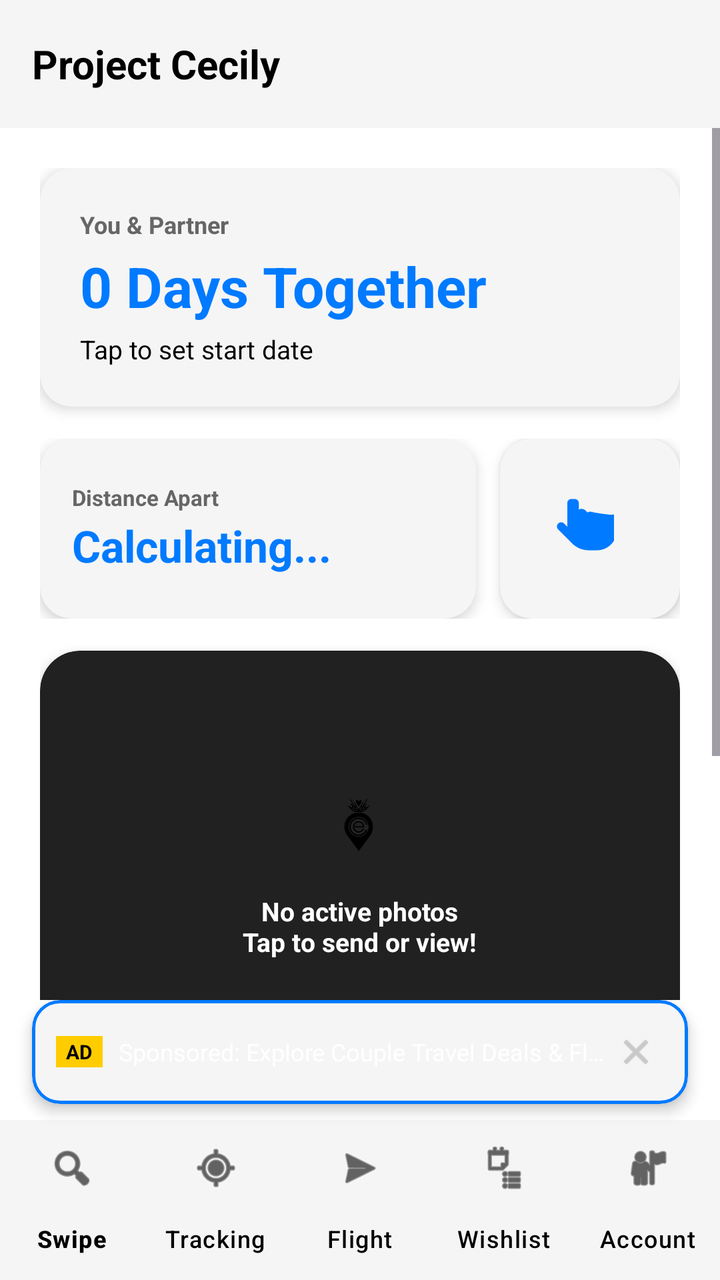
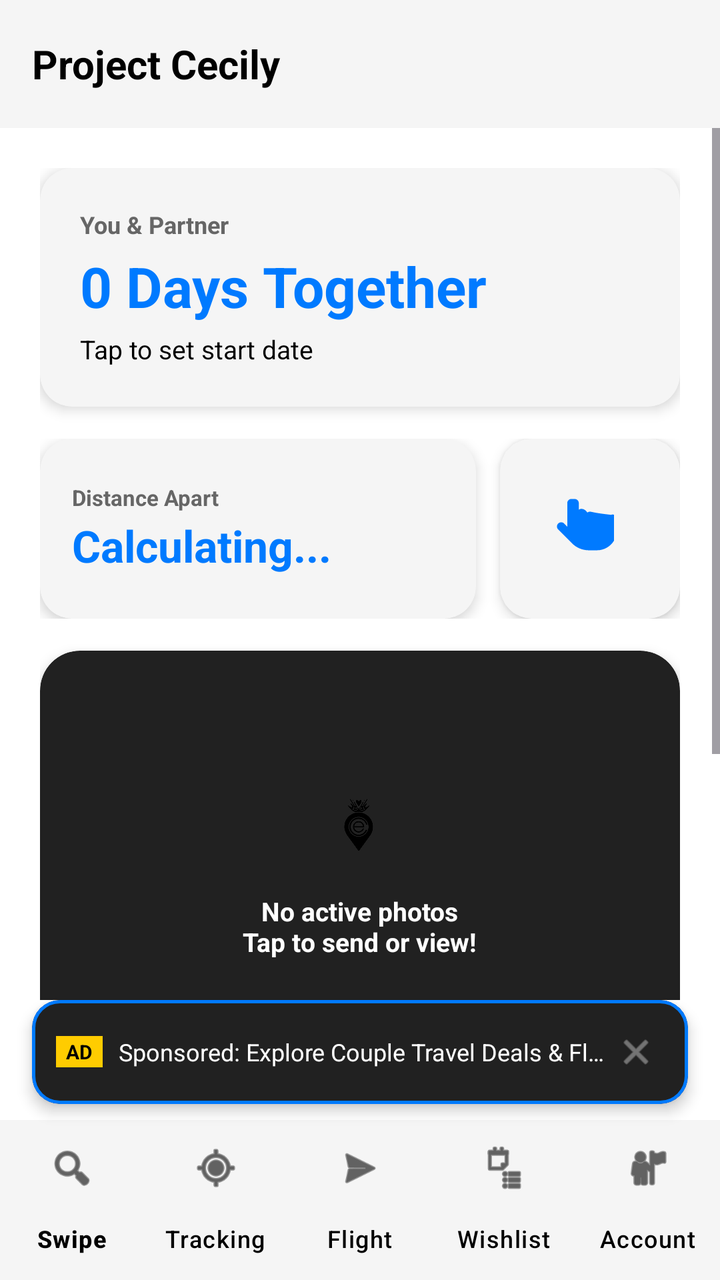

Compare the two renders of this Android layout. The source of the first and the diff that turns it into the second are given below.
<!-- AndroidManifest.xml: application theme Theme.ProjectCecily -->
<!-- res/layout/activity_main.xml -->
<?xml version="1.0" encoding="utf-8"?>
<androidx.constraintlayout.widget.ConstraintLayout xmlns:android="http://schemas.android.com/apk/res/android"
    xmlns:app="http://schemas.android.com/apk/res-auto"
    android:layout_width="match_parent"
    android:layout_height="match_parent"
    android:background="@color/app_background">

    
    <com.google.android.material.appbar.AppBarLayout
        android:id="@+id/appBarLayout"
        android:layout_width="match_parent"
        android:layout_height="wrap_content"
        android:fitsSystemWindows="true"
        app:elevation="4dp"
        app:layout_constraintEnd_toEndOf="parent"
        app:layout_constraintStart_toStartOf="parent"
        app:layout_constraintTop_toTopOf="parent">

        <com.google.android.material.appbar.MaterialToolbar
            android:id="@+id/toolbar"
            android:layout_width="match_parent"
            android:layout_height="?attr/actionBarSize"
            android:background="@color/card_background">

            <RelativeLayout
                android:layout_width="match_parent"
                android:layout_height="match_parent">

                <TextView
                    android:id="@+id/tvToolbarTitle"
                    android:layout_width="wrap_content"
                    android:layout_height="wrap_content"
                    android:layout_centerVertical="true"
                    android:text="Project Cecily"
                    android:textColor="@color/text_primary"
                    android:textSize="20sp"
                    android:textStyle="bold" />
            </RelativeLayout>
        </com.google.android.material.appbar.MaterialToolbar>
    </com.google.android.material.appbar.AppBarLayout>

    <ScrollView
        android:id="@+id/main_scroll"
        android:layout_width="0dp"
        android:layout_height="0dp"
        app:layout_constraintBottom_toTopOf="@id/cardBannerAd"
        app:layout_constraintEnd_toEndOf="parent"
        app:layout_constraintStart_toStartOf="parent"
        app:layout_constraintTop_toBottomOf="@id/appBarLayout">

        <LinearLayout
            android:layout_width="match_parent"
            android:layout_height="wrap_content"
            android:orientation="vertical"
            android:padding="20dp">

            
            <com.google.android.material.card.MaterialCardView
                android:id="@+id/cardUnpairedHero"
                android:layout_width="match_parent"
                android:layout_height="wrap_content"
                android:layout_marginBottom="16dp"
                android:visibility="gone"
                app:cardBackgroundColor="@color/card_background"
                app:cardCornerRadius="16dp"
                app:cardElevation="4dp"
                app:strokeColor="@color/nav_selected"
                app:strokeWidth="1.5dp">

                <LinearLayout
                    android:layout_width="match_parent"
                    android:layout_height="wrap_content"
                    android:orientation="vertical"
                    android:padding="20dp">

                    <TextView
                        android:layout_width="wrap_content"
                        android:layout_height="wrap_content"
                        android:text="Pairing Required"
                        android:textColor="@color/nav_selected"
                        android:textSize="12sp"
                        android:textStyle="bold" />

                    <TextView
                        android:id="@+id/tvHeroPairCode"
                        android:layout_width="wrap_content"
                        android:layout_height="wrap_content"
                        android:layout_marginTop="4dp"
                        android:text="Your Code: ------"
                        android:textColor="@color/text_primary"
                        android:textSize="22sp"
                        android:textStyle="bold" />

                    <TextView
                        android:layout_width="wrap_content"
                        android:layout_height="wrap_content"
                        android:layout_marginTop="4dp"
                        android:text="Share this 6-digit code with your partner in Account Settings to sync location, flights, and wishlists!"
                        android:textColor="@color/text_secondary"
                        android:textSize="12sp" />
                </LinearLayout>
            </com.google.android.material.card.MaterialCardView>

            
            <com.google.android.material.card.MaterialCardView
                android:id="@+id/cardTogetherDays"
                android:layout_width="match_parent"
                android:layout_height="wrap_content"
                android:layout_marginBottom="16dp"
                app:cardBackgroundColor="@color/card_background"
                app:cardCornerRadius="16dp"
                app:cardElevation="4dp"
                app:strokeWidth="0dp">

                <LinearLayout
                    android:layout_width="match_parent"
                    android:layout_height="wrap_content"
                    android:orientation="vertical"
                    android:padding="20dp">

                    <TextView
                        android:id="@+id/tvCoupleNames"
                        android:layout_width="wrap_content"
                        android:layout_height="wrap_content"
                        android:text="You &amp; Partner"
                        android:textColor="@color/text_secondary"
                        android:textSize="12sp"
                        android:textStyle="bold" />

                    <TextView
                        android:id="@+id/tvTogetherDays"
                        android:layout_width="wrap_content"
                        android:layout_height="wrap_content"
                        android:layout_marginTop="4dp"
                        android:text="0 Days Together"
                        android:textColor="@color/nav_selected"
                        android:textSize="28sp"
                        android:textStyle="bold" />

                    <TextView
                        android:id="@+id/tvAnniversaryDate"
                        android:layout_width="wrap_content"
                        android:layout_height="wrap_content"
                        android:layout_marginTop="4dp"
                        android:text="Tap to set start date"
                        android:textColor="@color/text_primary"
                        android:textSize="13sp" />
                </LinearLayout>
            </com.google.android.material.card.MaterialCardView>

            
            <LinearLayout
                android:layout_width="match_parent"
                android:layout_height="90dp"
                android:layout_marginBottom="16dp"
                android:baselineAligned="false"
                android:orientation="horizontal">

                
                <com.google.android.material.card.MaterialCardView
                    android:id="@+id/cardProximity"
                    android:layout_width="0dp"
                    android:layout_height="match_parent"
                    android:layout_marginEnd="6dp"
                    android:layout_weight="1"
                    app:cardBackgroundColor="@color/card_background"
                    app:cardCornerRadius="16dp"
                    app:cardElevation="4dp"
                    app:strokeWidth="0dp">

                    <LinearLayout
                        android:layout_width="match_parent"
                        android:layout_height="match_parent"
                        android:gravity="center_vertical"
                        android:orientation="vertical"
                        android:paddingHorizontal="16dp"
                        android:paddingVertical="10dp">

                        <TextView
                            android:layout_width="wrap_content"
                            android:layout_height="wrap_content"
                            android:text="Distance Apart"
                            android:textColor="@color/text_secondary"
                            android:textSize="11sp"
                            android:textStyle="bold" />

                        <TextView
                            android:id="@+id/tvLiveDistance"
                            android:layout_width="wrap_content"
                            android:layout_height="wrap_content"
                            android:layout_marginTop="2dp"
                            android:text="Calculating..."
                            android:textColor="@color/nav_selected"
                            android:textSize="22sp"
                            android:textStyle="bold" />

                        <TextView
                            android:id="@+id/tvPartnerTimeSummary"
                            android:layout_width="wrap_content"
                            android:layout_height="wrap_content"
                            android:layout_marginTop="2dp"
                            android:ellipsize="end"
                            android:maxLines="1"
                            android:textColor="@color/text_primary"
                            android:textSize="11sp"
                            android:visibility="gone" />
                    </LinearLayout>
                </com.google.android.material.card.MaterialCardView>

                
                <com.google.android.material.card.MaterialCardView
                    android:id="@+id/cardDashPoke"
                    android:layout_width="90dp"
                    android:layout_height="match_parent"
                    android:layout_marginStart="6dp"
                    android:clickable="true"
                    android:focusable="true"
                    app:cardBackgroundColor="@color/card_background"
                    app:cardCornerRadius="16dp"
                    app:cardElevation="4dp"
                    app:strokeWidth="0dp">

                    <FrameLayout
                        android:layout_width="match_parent"
                        android:layout_height="match_parent">

                        <ImageView
                            android:id="@+id/ivDashPokeIcon"
                            android:layout_width="52dp"
                            android:layout_height="52dp"
                            android:layout_gravity="center"
                            android:paddingLeft="4dp"
                            android:paddingTop="8dp"
                            android:paddingRight="14dp"
                            android:paddingBottom="8dp"
                            android:src="@drawable/ic_poke_hand"
                            app:tint="@color/nav_selected"
                            android:contentDescription="Poke Partner" />

                    </FrameLayout>
                </com.google.android.material.card.MaterialCardView>

            </LinearLayout>

            
            <com.google.android.material.card.MaterialCardView
                android:id="@+id/cardDashPhotoCycle"
                android:layout_width="match_parent"
                android:layout_height="220dp"
                android:layout_marginBottom="16dp"
                android:clickable="true"
                android:focusable="true"
                app:cardBackgroundColor="#212121"
                app:cardCornerRadius="20dp"
                app:cardElevation="4dp"
                app:strokeWidth="0dp">

                <FrameLayout
                    android:layout_width="match_parent"
                    android:layout_height="match_parent">

                    <androidx.viewpager2.widget.ViewPager2
                        android:id="@+id/viewPagerDashPhotos"
                        android:layout_width="match_parent"
                        android:layout_height="match_parent" />

                    
                    <LinearLayout
                        android:id="@+id/layoutDashPhotoFallback"
                        android:layout_width="match_parent"
                        android:layout_height="match_parent"
                        android:gravity="center"
                        android:orientation="vertical"
                        android:padding="16dp">

                        <ImageView
                            android:layout_width="48dp"
                            android:layout_height="48dp"
                            android:src="@drawable/ic_app_logo_mono_black"
                            android:contentDescription="App Logo" />

                        <TextView
                            android:id="@+id/tvDashPhotoFallbackText"
                            android:layout_width="wrap_content"
                            android:layout_height="wrap_content"
                            android:layout_marginTop="8dp"
                            android:gravity="center"
                            android:text="No active photos\nTap to send or view!"
                            android:textColor="#FFFFFF"
                            android:textSize="13sp"
                            android:textStyle="bold" />
                    </LinearLayout>

                </FrameLayout>
            </com.google.android.material.card.MaterialCardView>

            
            <LinearLayout
                android:layout_width="match_parent"
                android:layout_height="72dp"
                android:layout_marginBottom="16dp"
                android:baselineAligned="false"
                android:orientation="horizontal">

                
                <com.google.android.material.card.MaterialCardView
                    android:id="@+id/cardFlight"
                    android:layout_width="0dp"
                    android:layout_height="match_parent"
                    android:layout_marginEnd="6dp"
                    android:layout_weight="1"
                    app:cardBackgroundColor="@color/card_background"
                    app:cardCornerRadius="16dp"
                    app:cardElevation="4dp"
                    app:strokeWidth="0dp">

                    <LinearLayout
                        android:layout_width="match_parent"
                        android:layout_height="match_parent"
                        android:gravity="center_vertical"
                        android:orientation="vertical"
                        android:paddingHorizontal="14dp"
                        android:paddingVertical="8dp">

                        <TextView
                            android:layout_width="wrap_content"
                            android:layout_height="wrap_content"
                            android:text="✈️ Flight Tracker"
                            android:textColor="@color/text_secondary"
                            android:textSize="11sp"
                            android:textStyle="bold" />

                        <TextView
                            android:id="@+id/tvFlightSummary"
                            android:layout_width="wrap_content"
                            android:layout_height="wrap_content"
                            android:layout_marginTop="2dp"
                            android:ellipsize="end"
                            android:maxLines="1"
                            android:text="No flights added"
                            android:textColor="@color/text_primary"
                            android:textSize="13sp"
                            android:textStyle="bold" />
                    </LinearLayout>
                </com.google.android.material.card.MaterialCardView>

                
                <com.google.android.material.card.MaterialCardView
                    android:id="@+id/cardWishlist"
                    android:layout_width="0dp"
                    android:layout_height="match_parent"
                    android:layout_marginStart="6dp"
                    android:layout_weight="1"
                    app:cardBackgroundColor="@color/card_background"
                    app:cardCornerRadius="16dp"
                    app:cardElevation="4dp"
                    app:strokeWidth="0dp">

                    <LinearLayout
                        android:layout_width="match_parent"
                        android:layout_height="match_parent"
                        android:gravity="center_vertical"
                        android:orientation="vertical"
                        android:paddingHorizontal="14dp"
                        android:paddingVertical="8dp">

                        <TextView
                            android:layout_width="wrap_content"
                            android:layout_height="wrap_content"
                            android:text="🎁 Wishlist"
                            android:textColor="@color/text_secondary"
                            android:textSize="11sp"
                            android:textStyle="bold" />

                        <TextView
                            android:id="@+id/tvWishlistSummary"
                            android:layout_width="wrap_content"
                            android:layout_height="wrap_content"
                            android:layout_marginTop="2dp"
                            android:ellipsize="end"
                            android:maxLines="1"
                            android:text="No items yet"
                            android:textColor="@color/text_primary"
                            android:textSize="13sp"
                            android:textStyle="bold" />
                    </LinearLayout>
                </com.google.android.material.card.MaterialCardView>

            </LinearLayout>

        </LinearLayout>
    </ScrollView>

    
    <com.google.android.material.card.MaterialCardView
        android:id="@+id/cardBannerAd"
        android:layout_width="match_parent"
        android:layout_height="52dp"
        android:layout_marginHorizontal="16dp"
        android:layout_marginBottom="8dp"
        app:cardBackgroundColor="@color/card_background"
        app:cardCornerRadius="14dp"
        app:cardElevation="4dp"
        app:strokeColor="@color/nav_selected"
        app:strokeWidth="1.5dp"
        app:layout_constraintBottom_toTopOf="@id/bottom_navigation"
        app:layout_constraintEnd_toEndOf="parent"
        app:layout_constraintStart_toStartOf="parent">

        <LinearLayout
            android:layout_width="match_parent"
            android:layout_height="match_parent"
            android:gravity="center_vertical"
            android:orientation="horizontal"
            android:paddingHorizontal="12dp">

            <TextView
                android:layout_width="wrap_content"
                android:layout_height="wrap_content"
                android:background="#FFCC00"
                android:paddingHorizontal="5dp"
                android:paddingVertical="1dp"
                android:text="AD"
                android:textColor="#000000"
                android:textSize="10sp"
                android:textStyle="bold" />

            <TextView
                android:id="@+id/tvAdBannerText"
                android:layout_width="0dp"
                android:layout_height="wrap_content"
                android:layout_marginStart="8dp"
                android:layout_weight="1"
                android:ellipsize="end"
                android:singleLine="true"
                android:text="Sponsored: Explore Couple Travel Deals &amp; Flights ✈️"
                android:textColor="#FFFFFF"
                android:textSize="12sp" />

            <ImageView
                android:id="@+id/btnDismissAd"
                android:layout_width="28dp"
                android:layout_height="28dp"
                android:background="?attr/selectableItemBackgroundBorderless"
                android:clickable="true"
                android:contentDescription="Close Ad"
                android:focusable="true"
                android:padding="4dp"
                android:src="@android:drawable/ic_menu_close_clear_cancel"
                app:tint="#AAAAAA" />
        </LinearLayout>
    </com.google.android.material.card.MaterialCardView>

    
    <com.google.android.material.bottomnavigation.BottomNavigationView
        android:id="@+id/bottom_navigation"
        android:layout_width="match_parent"
        android:layout_height="wrap_content"
        android:background="@color/card_background"
        app:itemActiveIndicatorStyle="@null"
        app:itemIconTint="@color/nav_item_color"
        app:itemTextColor="@color/nav_item_color"
        app:labelVisibilityMode="labeled"
        app:layout_constraintBottom_toBottomOf="parent"
        app:menu="@menu/bottom_nav_menu" />

</androidx.constraintlayout.widget.ConstraintLayout>
<!-- resources referenced by this layout -->
<resources>
  <color name="app_background">#FFFFFF</color>
  <color name="card_background">#F5F5F5</color>
  <color name="nav_selected">#007AFF</color>
  <color name="text_primary">#000000</color>
  <color name="text_secondary">#666666</color>
  <!-- drawable ic_app_logo_mono_black: png bitmap (drawable, 12576 bytes) -->
  <!-- drawable ic_poke_hand (drawable) -->
  <?xml version="1.0" encoding="utf-8"?>
  <vector xmlns:android="http://schemas.android.com/apk/res/android"
      android:width="48dp"
      android:height="48dp"
      android:viewportWidth="24"
      android:viewportHeight="24">
      <path
          android:fillColor="#25D366"
          android:pathData="M9,1.5c-0.83,0 -1.5,0.67 -1.5,1.5v8.27l-1.09,-1.09c-0.58,-0.58 -1.52,-0.58 -2.1,0c-0.59,0.59 -0.59,1.54 0,2.12l4.89,4.89c1.56,1.56 3.68,2.44 5.89,2.44h2.91c3.87,0 7,-3.13 7,-7V8.5c0,-0.83 -0.67,-1.5 -1.5,-1.5c-0.19,0 -0.37,0.04 -0.53,0.11C16.82,6.44 16.19,6 15.5,6c-0.34,0 -0.65,0.11 -0.91,0.31C14.12,5.52 13.36,5 12.5,5c-0.34,0 -0.66,0.11 -0.92,0.31V3c0,-0.83 -0.67,-1.5 -1.58,-1.5z" />
  </vector>
  <style name="Theme.ProjectCecily" parent="Base.Theme.ProjectCecily" />
  <style name="Base.Theme.ProjectCecily" parent="Theme.Material3.DayNight.NoActionBar">
          
          <item name="colorPrimary">@color/nav_selected</item>
          <item name="windowActionBar">false</item>
          <item name="windowNoTitle">true</item>
  
          
          <item name="colorOnSecondaryContainer">@color/nav_selected</item>
      </style>
</resources>

<!-- the commit's change to res/layout/activity_main.xml (unified diff, before → after) -->
@@ -297,21 +297,24 @@
             
             <LinearLayout
                 android:layout_width="match_parent"
-                android:layout_height="72dp"
+                android:layout_height="wrap_content"
                 android:layout_marginBottom="16dp"
                 android:baselineAligned="false"
-                android:orientation="horizontal">
+                android:clipChildren="false"
+                android:clipToPadding="false"
+                android:orientation="horizontal"
+                android:paddingBottom="6dp">
 
                 
                 <com.google.android.material.card.MaterialCardView
                     android:id="@+id/cardFlight"
                     android:layout_width="0dp"
-                    android:layout_height="match_parent"
+                    android:layout_height="68dp"
                     android:layout_marginEnd="6dp"
                     android:layout_weight="1"
                     app:cardBackgroundColor="@color/card_background"
                     app:cardCornerRadius="16dp"
-                    app:cardElevation="4dp"
+                    app:cardElevation="3dp"
                     app:strokeWidth="0dp">
 
                     <LinearLayout
@@ -348,12 +351,12 @@
                 <com.google.android.material.card.MaterialCardView
                     android:id="@+id/cardWishlist"
                     android:layout_width="0dp"
-                    android:layout_height="match_parent"
+                    android:layout_height="68dp"
                     android:layout_marginStart="6dp"
                     android:layout_weight="1"
                     app:cardBackgroundColor="@color/card_background"
                     app:cardCornerRadius="16dp"
-                    app:cardElevation="4dp"
+                    app:cardElevation="3dp"
                     app:strokeWidth="0dp">
 
                     <LinearLayout
@@ -398,7 +401,7 @@
         android:layout_height="52dp"
         android:layout_marginHorizontal="16dp"
         android:layout_marginBottom="8dp"
-        app:cardBackgroundColor="@color/card_background"
+        app:cardBackgroundColor="#212121"
         app:cardCornerRadius="14dp"
         app:cardElevation="4dp"
         app:strokeColor="@color/nav_selected"
